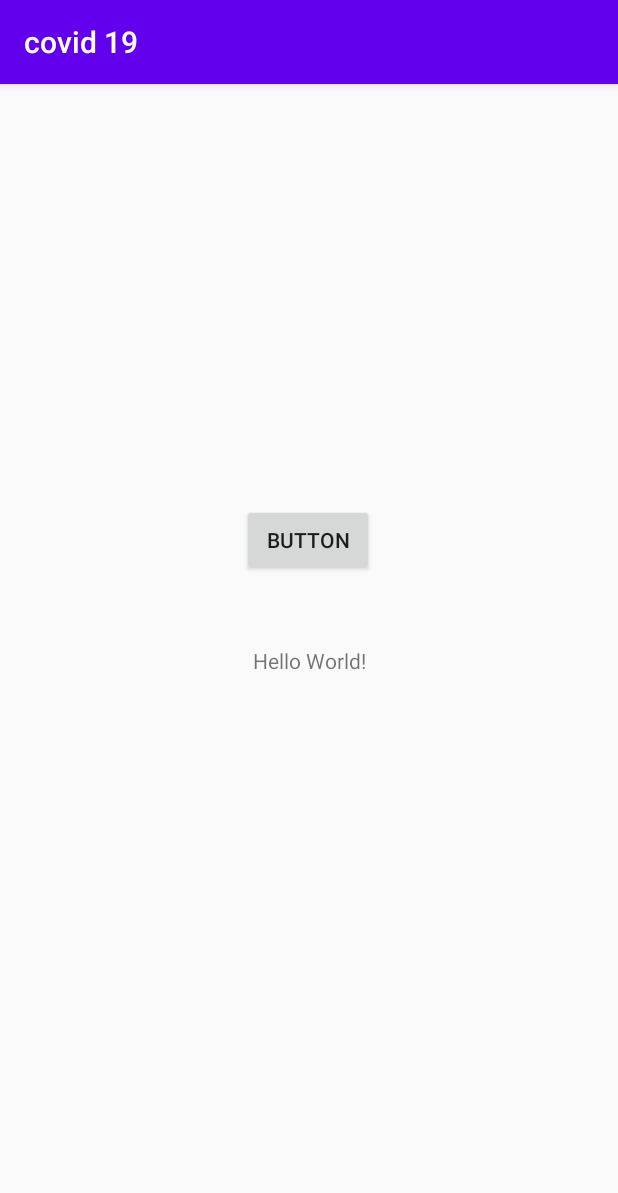
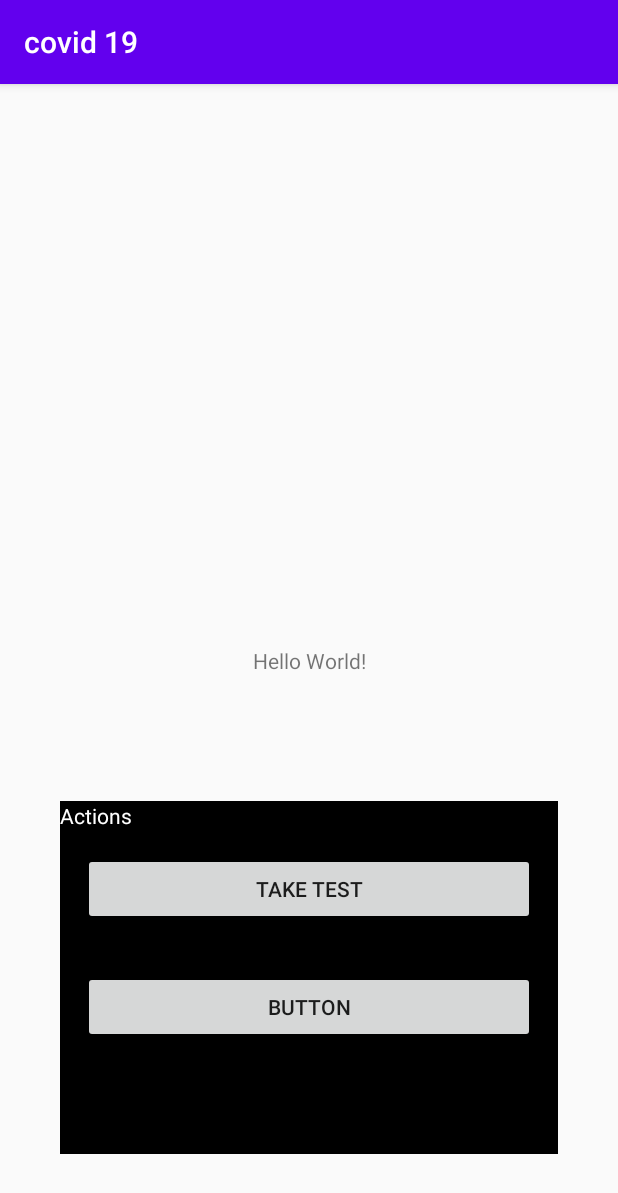
Before and after one commit to SnexusG/covid-19-app, an Android app: the screen it shows after launch (MainActivity), on a phone screen of 412 x 824 dp. Shown: the top 1193 px of the screen. Run offline under Robolectric (Android 15) with nearby library versions, the phone set to English and light mode, and no system bars.

Commit message:
Added SymptomTest activity(Java) and a button to start that activity

```diff
--- a/app/src/main/res/layout/activity_main.xml
+++ b/app/src/main/res/layout/activity_main.xml
@@ -15,16 +15,39 @@
         app:layout_constraintRight_toRightOf="parent"
         app:layout_constraintTop_toTopOf="parent" />
 
-    <Button
-        android:id="@+id/QuizButton"
-        android:layout_width="wrap_content"
-        android:layout_height="wrap_content"
-        android:text="Button"
+
+    <LinearLayout
+        android:layout_width="match_parent"
+        android:layout_height="235dp"
+        android:layout_margin="40dp"
+        android:background="#000000"
+        android:orientation="vertical"
         app:layout_constraintBottom_toBottomOf="parent"
         app:layout_constraintEnd_toEndOf="parent"
-        app:layout_constraintHorizontal_bias="0.498"
         app:layout_constraintStart_toStartOf="parent"
         app:layout_constraintTop_toTopOf="parent"
-        app:layout_constraintVertical_bias="0.389" />
+        app:layout_constraintVertical_bias="0.967">
+
+        <TextView
+            android:id="@+id/textView2"
+            android:layout_width="match_parent"
+            android:layout_height="wrap_content"
+            android:text="Actions"
+            android:textColor="#ffffff"/>
+
+        <Button
+            android:id="@+id/QuizButton"
+            android:layout_margin="15dp"
+            android:layout_width="match_parent"
+            android:layout_height="wrap_content"
+            android:text="Take test" />
+
+        <Button
+            android:id="@+id/button2"
+            android:layout_margin="15dp"
+            android:layout_width="match_parent"
+            android:layout_height="wrap_content"
+            android:text="Button" />
+    </LinearLayout>
 
 </androidx.constraintlayout.widget.ConstraintLayout>
```
